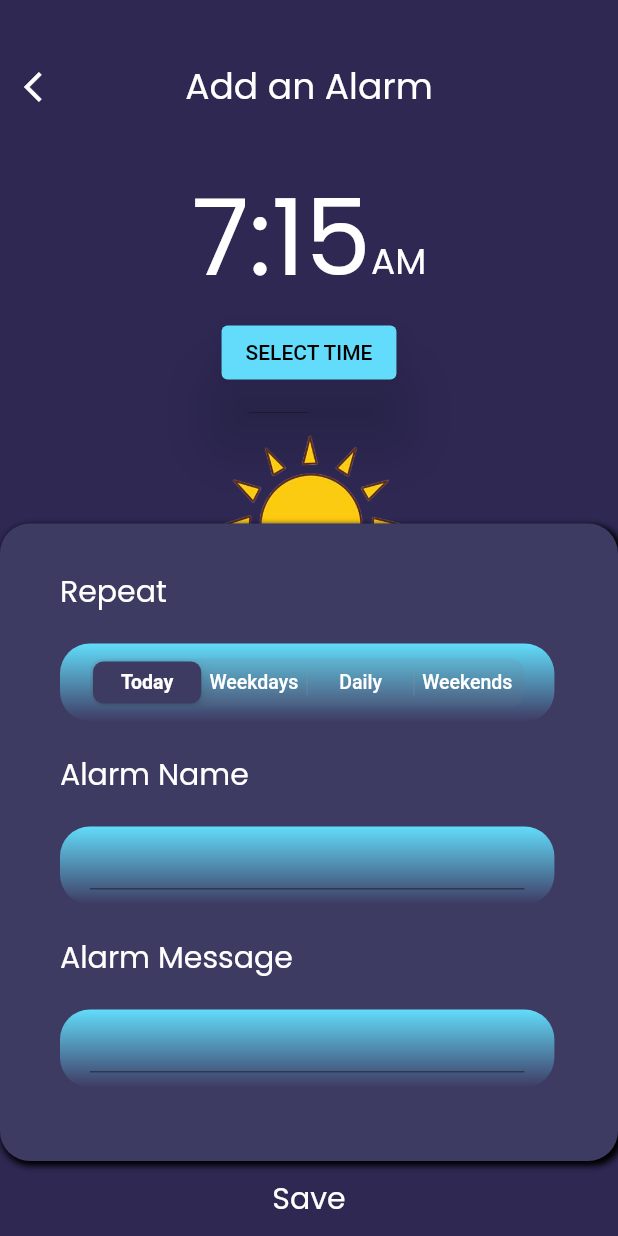
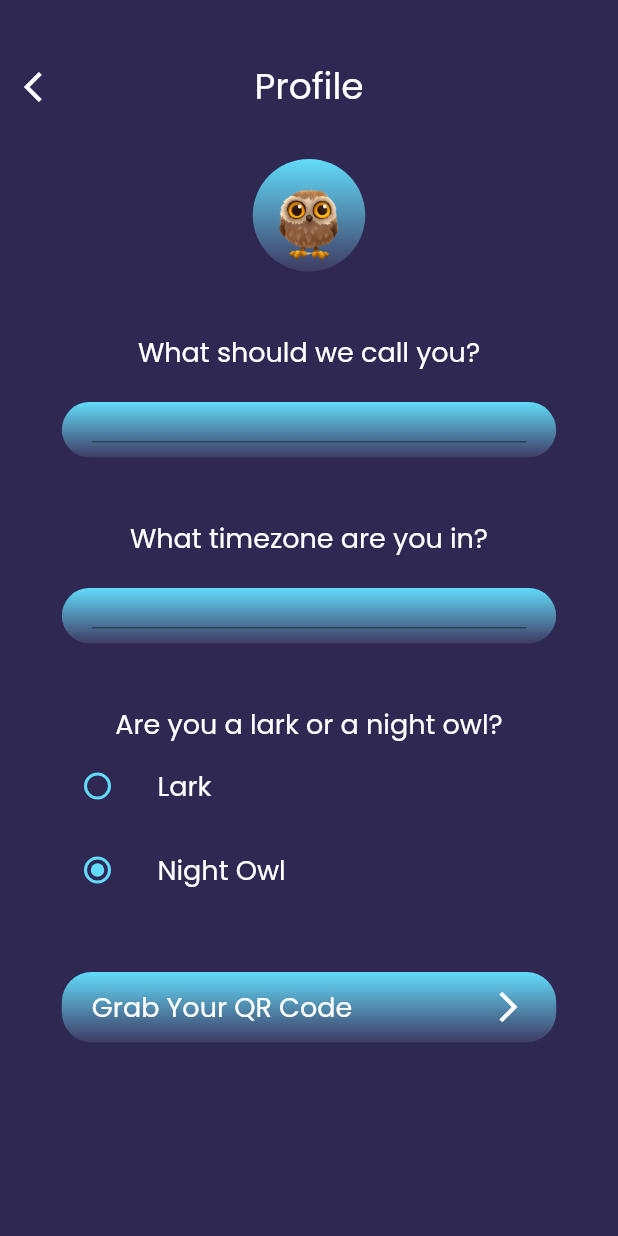
Before and after one commit to ishaan-arya/wake-me-up, a Flutter app: the screen it shows after launch, on a phone screen of 412 x 824 dp. Run offline on Flutter 3.47's test engine with Material 2 defaults, Android fonts, the phone set to English and light mode, and no system bars.

Commit message:
[screens/profile] => Built the profile screen ☀️

```diff
--- a/lib/main.dart
+++ b/lib/main.dart
@@ -3,6 +3,7 @@ import 'package:wake_me_up/widgets/header/header.widget.dart';
 import 'package:wake_me_up/utils/constants/constants.utils.dart';
 import 'package:wake_me_up/screens/qrCodeScreen/qr_code.screens.dart';
 import 'package:wake_me_up/screens/addAlarmScreen/add_alarm.screens.dart';
+import 'package:wake_me_up/screens/profileScreen/profile.screen.dart';
 
 void main() {
   runApp(MyApp());
@@ -15,8 +16,9 @@ class MyApp extends StatelessWidget {
       routes: {
         '/': (context) => AddAlarmScreen(),
         '/first': (context) => QRCodeScreen(),
+        '/second': (context) => ProfileScreen(),
       },
-      initialRoute: '/',
+      initialRoute: '/second',
     );
   }
 }
--- a/lib/screens/addAlarmScreen/add_alarm.screens.dart
+++ b/lib/screens/addAlarmScreen/add_alarm.screens.dart
@@ -125,7 +125,8 @@ class _AddAlarmScreenState extends State<AddAlarmScreen> {
                             style: kSubheadingTextStyle,
                           ),
                           GradientTextInputField(
-                            textField: CupertinoSlidingSegmentedControl(
+                            height: 52,
+                            child: CupertinoSlidingSegmentedControl(
                               groupValue: slidingSegmentedControlValue,
                               children: {
                                 1: Text('Today',
@@ -150,7 +151,8 @@ class _AddAlarmScreenState extends State<AddAlarmScreen> {
                             style: kSubheadingTextStyle,
                           ),
                           GradientTextInputField(
-                            textField: TextField(
+                            height: 52,
+                            child: TextField(
                               onChanged: (_value) {
                                 alarmName = _value;
                               },
@@ -161,7 +163,8 @@ class _AddAlarmScreenState extends State<AddAlarmScreen> {
                             style: kSubheadingTextStyle,
                           ),
                           GradientTextInputField(
-                            textField: TextField(
+                            height: 52,
+                            child: TextField(
                               onChanged: (_value) {
                                 alarmMessage = _value;
                               },
--- /dev/null
+++ b/lib/screens/profileScreen/profile.screen.dart
@@ -0,0 +1,145 @@
+import 'package:flutter/cupertino.dart';
+import 'package:flutter/material.dart';
+import 'package:wake_me_up/widgets/header/header.widget.dart';
+import 'package:wake_me_up/utils/constants/constants.utils.dart';
+import 'package:wake_me_up/widgets/gradientTextInputField/gradient_text_input_field.widget.dart';
+
+enum SelectedBird { lark, nightOwl }
+
+class ProfileScreen extends StatefulWidget {
+  @override
+  _ProfileScreenState createState() => _ProfileScreenState();
+}
+
+class _ProfileScreenState extends State<ProfileScreen> {
+  SelectedBird _character = SelectedBird.nightOwl;
+
+  bool isOwl = true;
+
+  @override
+  Widget build(BuildContext context) {
+    return MaterialApp(
+      home: SafeArea(
+        child: Scaffold(
+          backgroundColor: kPrimaryColor,
+          body: SingleChildScrollView(
+            child: Column(
+              children: [
+                Header(
+                  title: 'Profile',
+                ),
+                SizedBox(
+                  height: 20,
+                ),
+                Container(
+                  height: 75,
+                  width: 75,
+                  decoration: BoxDecoration(
+                    gradient: LinearGradient(
+                      begin: Alignment.topCenter,
+                      end: Alignment.bottomCenter,
+                      colors: <Color>[
+                        kSecondaryColor,
+                        kLightPrimaryColor,
+                      ],
+                    ),
+                    shape: BoxShape.circle,
+                  ),
+                  child: isOwl
+                      ? Image.asset('images/owl.png')
+                      : Image.asset('images/lark.png'),
+                ),
+                SizedBox(height: 40),
+                Text('What should we call you?', style: kProfileItemTextStyle),
+                GradientTextInputField(
+                  height: 37,
+                  child: TextField(
+                    style: TextStyle(color: Colors.white),
+                    onChanged: (value) {},
+                  ),
+                ),
+                SizedBox(
+                  height: 20,
+                ),
+                Text('What timezone are you in?', style: kProfileItemTextStyle),
+                GradientTextInputField(
+                  height: 37,
+                  child: TextField(
+                    style: TextStyle(color: Colors.white),
+                    onChanged: (value) {},
+                  ),
+                ),
+                SizedBox(
+                  height: 20,
+                ),
+                Text('Are you a lark or a night owl?',
+                    style: kProfileItemTextStyle),
+                Padding(
+                  padding: EdgeInsets.symmetric(horizontal: 25),
+                  child: ListTile(
+                    title: Text(
+                      'Lark',
+                      style: kProfileItemTextStyle,
+                    ),
+                    leading: Radio<SelectedBird>(
+                      value: SelectedBird.lark,
+                      groupValue: _character,
+                      onChanged: (SelectedBird value) {
+                        setState(() {
+                          _character = value;
+                          isOwl = false;
+                        });
+                      },
+                      fillColor: MaterialStateProperty.all(kSecondaryColor),
+                    ),
+                  ),
+                ),
+                Padding(
+                  padding: EdgeInsets.symmetric(horizontal: 25),
+                  child: ListTile(
+                    title: Text(
+                      'Night Owl',
+                      style: kProfileItemTextStyle,
+                    ),
+                    leading: Radio<SelectedBird>(
+                      value: SelectedBird.nightOwl,
+                      groupValue: _character,
+                      onChanged: (SelectedBird value) {
+                        setState(() {
+                          _character = value;
+                          isOwl = true;
+                        });
+                      },
+                      fillColor: MaterialStateProperty.all(kSecondaryColor),
+                    ),
+                  ),
+                ),
+                SizedBox(height: 20),
+                GestureDetector(
+                  child: GradientTextInputField(
+                    child: Row(
+                      mainAxisAlignment: MainAxisAlignment.spaceBetween,
+                      children: [
+                        Text(
+                          'Grab Your QR Code',
+                          style: kProfileItemTextStyle,
+                        ),
+                        Icon(
+                          Icons.arrow_forward_ios,
+                          color: kContrastColor,
+                        ),
+                      ],
+                    ),
+                  ),
+                  onTap: () {
+                    Navigator.pushNamed(context, '/first');
+                  },
+                ),
+              ],
+            ),
+          ),
+        ),
+      ),
+    );
+  }
+}
--- a/lib/utils/constants/constants.utils.dart
+++ b/lib/utils/constants/constants.utils.dart
@@ -23,3 +23,8 @@ const kSubheadingTextStyle = TextStyle(
   fontFamily: 'Poppins',
   fontSize: 20,
 );
+const kProfileItemTextStyle = TextStyle(
+  color: kContrastColor,
+  fontFamily: 'Poppins',
+  fontSize: 18,
+);
--- a/lib/widgets/gradientTextInputField/gradient_text_input_field.widget.dart
+++ b/lib/widgets/gradientTextInputField/gradient_text_input_field.widget.dart
@@ -2,14 +2,15 @@ import 'package:flutter/material.dart';
 import 'package:wake_me_up/utils/constants/constants.utils.dart';
 
 class GradientTextInputField extends StatelessWidget {
-  final Widget textField;
-  GradientTextInputField({this.textField});
+  final Widget child;
+  final double height;
+  GradientTextInputField({this.child, this.height});
   @override
   Widget build(BuildContext context) {
     return Padding(
       padding: EdgeInsets.symmetric(vertical: 20),
       child: Container(
-        height: 52,
+        height: height,
         width: MediaQuery.of(context).size.width * 0.8,
         decoration: BoxDecoration(
           borderRadius: BorderRadius.circular(20),
@@ -27,7 +28,7 @@ class GradientTextInputField extends StatelessWidget {
             horizontal: 20,
             vertical: 10,
           ),
-          child: textField,
+          child: child,
         ),
       ),
     );
```
Also changed, not shown: lib/models/databaseManagement/database_management.model.dart (+74 -74 lines), lib/widgets/qrScanWidget/qr_scan.widget.dart (+57 -57 lines), pubspec.yaml (+4 -5 lines), images/lark.png (added), images/owl.png (added), pubspec.lock, 1 other file.
